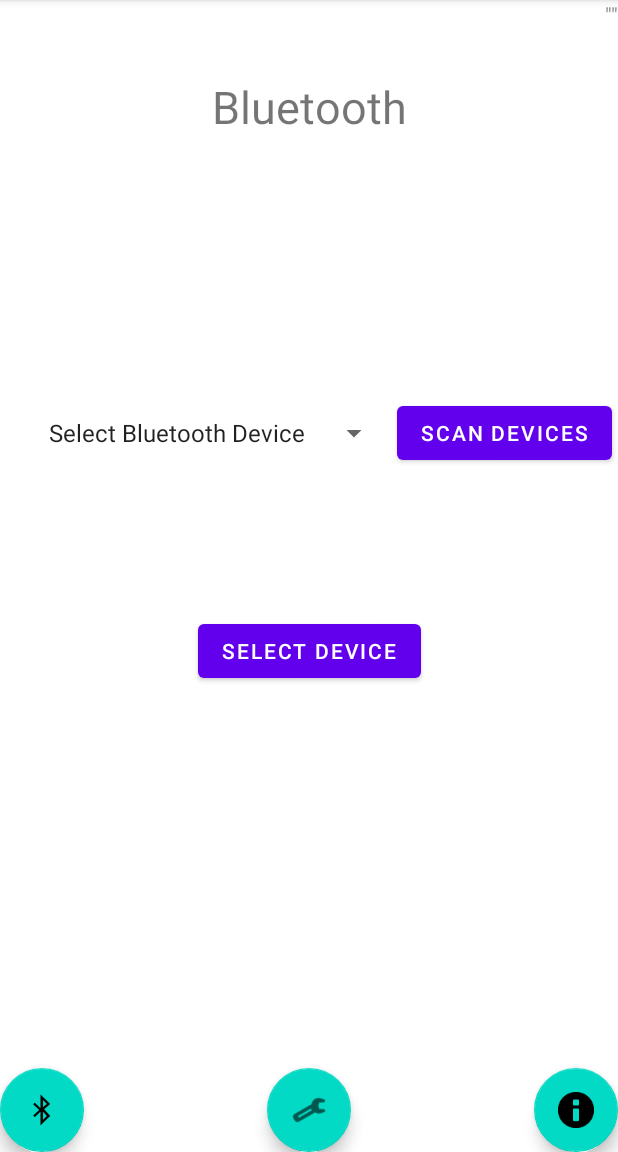
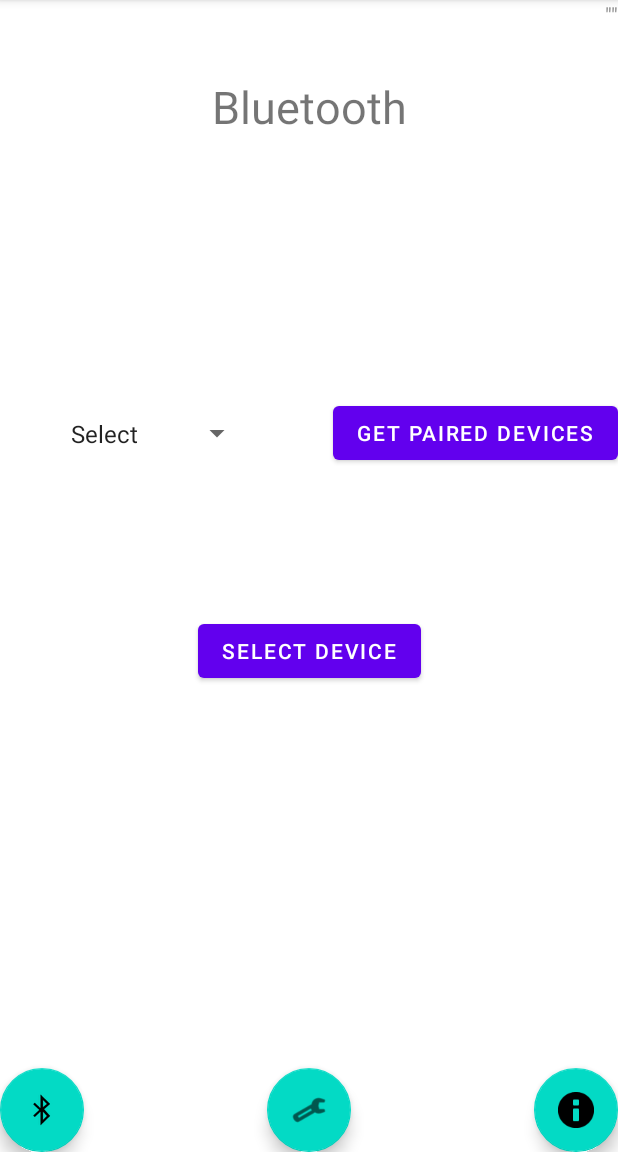
Before and after one commit to steven-mu12/covid-radar, an Android app: the screen it shows after launch (MainActivity), after a tap on an icon or button, on a phone screen of 412 x 824 dp, the part 84-1236 px from its top. Run offline under Robolectric (Android 15) with nearby library versions, the phone set to English and light mode, and no system bars.

Commit message:
change some messages in the bluetooth part and repositioned a few widgets

```diff
--- a/app/src/main/res/layout/bluetooth.xml
+++ b/app/src/main/res/layout/bluetooth.xml
@@ -19,8 +19,8 @@
 
     <Spinner
         android:id="@+id/range"
-        android:layout_width="235dp"
-        android:layout_height="24dp"
+        android:layout_width="129dp"
+        android:layout_height="27dp"
         android:entries="@array/bluetooth_range"
         app:layout_constraintBottom_toBottomOf="parent"
         app:layout_constraintEnd_toEndOf="parent"
@@ -76,13 +76,15 @@
         android:id="@+id/scan"
         android:layout_width="wrap_content"
         android:layout_height="wrap_content"
-        android:text="Scan Devices"
         android:focusable="true"
         android:onClick="update_bluetooth_settings"
+        android:text="Get Paired Devices"
         app:layout_constraintBottom_toBottomOf="@+id/range"
         app:layout_constraintEnd_toEndOf="parent"
+        app:layout_constraintHorizontal_bias="1.0"
         app:layout_constraintStart_toEndOf="@+id/range"
-        app:layout_constraintTop_toTopOf="@+id/range" />
+        app:layout_constraintTop_toTopOf="@+id/range"
+        app:layout_constraintVertical_bias="0.541" />
 
     <Button
         android:id="@+id/select_device"
--- a/app/src/main/res/values/strings.xml
+++ b/app/src/main/res/values/strings.xml
@@ -10,7 +10,7 @@
 
     </string-array>
     <string-array name="bluetooth_range">
-        <item>Select Bluetooth Device</item>
+        <item>Select</item>
 
     </string-array>
 </resources>
```
